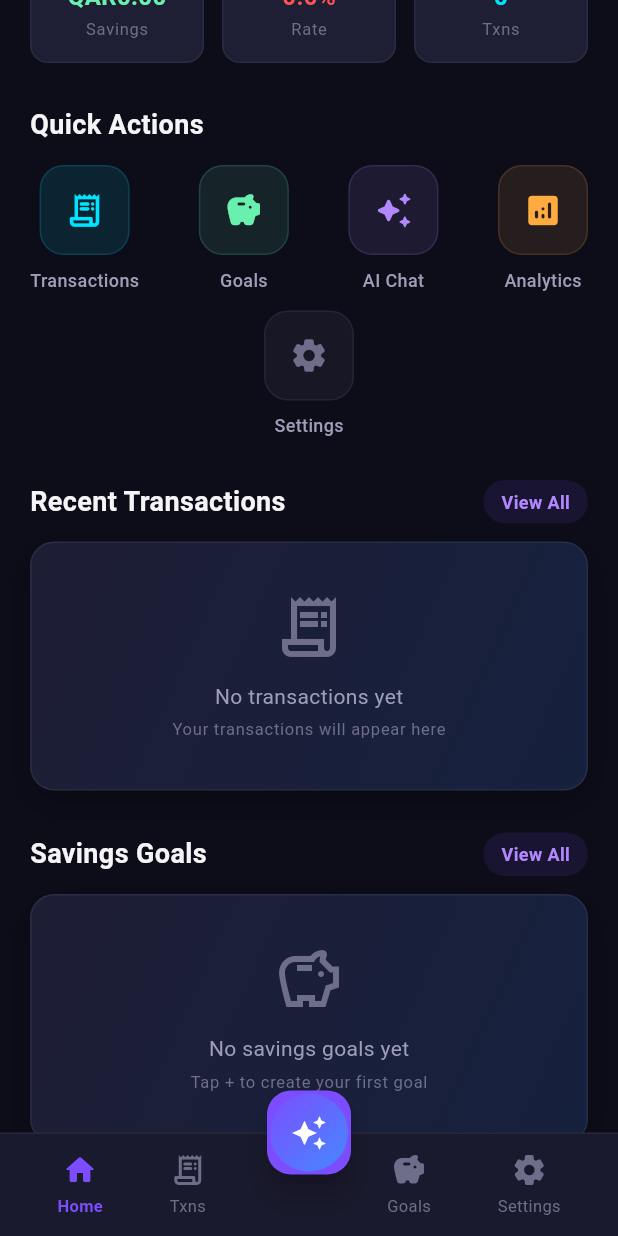
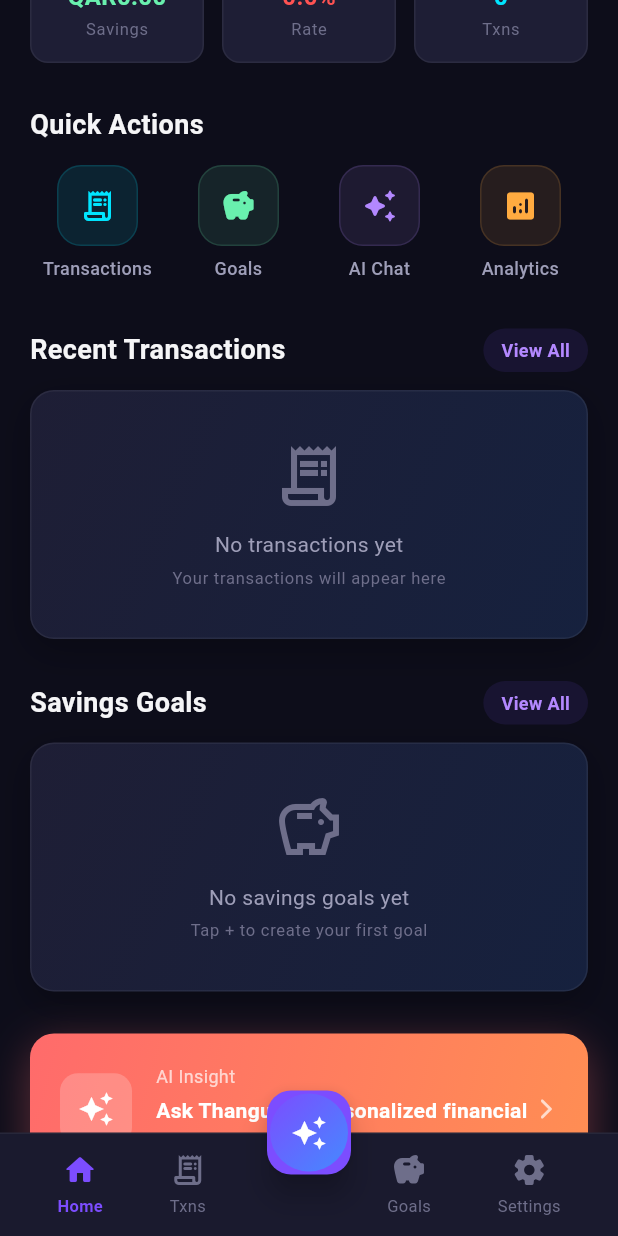
Before and after one commit to henricktomfranco/Thangu, a Flutter app: the screen it shows after launch, scrolled down 576 dp, on a phone screen of 412 x 824 dp. Run offline on Flutter 3.47's test engine with Material 3 defaults, Android fonts, the phone set to English and light mode, and no system bars; our stand-ins replace fl_chart, shared_preferences, sqflite; accounts and stored records are empty.

Commit message:
Enhance mobile UI responsiveness
• FIXED: Responsive balance card with dynamic font sizing
• IMPROVED: Quick actions now responsive on small screens
• ENHANCED: Transaction list layout optimized for mobile
• ADDED: Media queries for screen size adaptations
• FIXED: Bottom navigation layout and keyboard handling
• IMPROVED: Reduced padding and margins for better usability
• ENHANCED: Typography and spacing for mobile readability
• REMOVED: Unused _monthlyBalance field
• ADDED: Screen width detection for dynamic UI elements

```diff
--- a/lib/screens/home_screen.dart
+++ b/lib/screens/home_screen.dart
@@ -26,7 +26,6 @@ class _HomeScreenState extends State<HomeScreen> with TickerProviderStateMixin {
   double _totalBalance = 0; // All-time cumulative balance
   double _monthlyIncome = 0; // Current month income
   double _monthlyExpenses = 0; // Current month expenses
-  double _monthlyBalance = 0; // Current month net (income - expenses)
   bool _isLoading = true;
   int _currentNavIndex = 0;
 
@@ -123,7 +122,6 @@ class _HomeScreenState extends State<HomeScreen> with TickerProviderStateMixin {
         _totalBalance = totalBalance;
         _monthlyIncome = monthlyIncome;
         _monthlyExpenses = monthlyExpenses;
-        _monthlyBalance = monthlyIncome - monthlyExpenses;
         _isLoading = false;
       });
       _fadeController.forward();
@@ -301,7 +299,17 @@ class _HomeScreenState extends State<HomeScreen> with TickerProviderStateMixin {
             ],
           ),
           const SizedBox(height: 16),
-          Text(
+          MediaQuery.of(context).size.width < 360
+              ? Text(
+                  'QAR${_totalBalance.toStringAsFixed(2)}',
+                  style: const TextStyle(
+                    color: Colors.white,
+                    fontSize: 32, // Reduced for small screens
+                    fontWeight: FontWeight.bold,
+                    letterSpacing: -0.5,
+                  ),
+                )
+              : Text(
                   'QAR${_totalBalance.toStringAsFixed(2)}',
                   style: const TextStyle(
                     color: Colors.white,
@@ -455,14 +463,65 @@ class _HomeScreenState extends State<HomeScreen> with TickerProviderStateMixin {
 
   // ─── Quick Actions ─────────────────────────────────────────
   Widget _buildQuickActions() {
+    final screenWidth = MediaQuery.of(context).size.width;
+
     return Column(
       crossAxisAlignment: CrossAxisAlignment.start,
       children: [
         const Text('Quick Actions', style: AppTheme.heading3),
         const SizedBox(height: 14),
+        screenWidth < 380
+            ? Column(
+                children: [
+                  // For small screens, use 2-row layout
                   Row(
                     mainAxisAlignment: MainAxisAlignment.spaceBetween,
                     children: [
+                      _buildActionItem(
+                        Icons.receipt_long_rounded,
+                        'Transactions',
+                        AppTheme.accent,
+                        () => _navigateTo(const TransactionsScreen()),
+                      ),
+                      _buildActionItem(
+                        Icons.savings_rounded,
+                        'Goals',
+                        AppTheme.accentGreen,
+                        () => _navigateTo(const GoalsScreen()),
+                      ),
+                    ],
+                  ),
+                  const SizedBox(height: 12),
+                  Row(
+                    mainAxisAlignment: MainAxisAlignment.spaceBetween,
+                    children: [
+                      _buildActionItem(
+                        Icons.auto_awesome_rounded,
+                        'AI Chat',
+                        AppTheme.primaryLight,
+                        () => _navigateTo(const AiChatScreen()),
+                      ),
+                      _buildActionItem(
+                        Icons.analytics_rounded,
+                        'Analytics',
+                        AppTheme.accentOrange,
+                        () => _navigateTo(const AnalyticsScreen()),
+                      ),
+                    ],
+                  ),
+                  const SizedBox(height: 12),
+                  _buildActionItem(
+                    Icons.settings_rounded,
+                    'Settings',
+                    AppTheme.textTertiary,
+                    () => _navigateTo(const SettingsScreen()),
+                  ),
+                ],
+              )
+            : Row(
+                mainAxisAlignment: MainAxisAlignment.spaceBetween,
+                children: [
+                  // For larger screens, use single row
                   _buildActionItem(
                     Icons.receipt_long_rounded,
                     'Transactions',
@@ -489,44 +548,45 @@ class _HomeScreenState extends State<HomeScreen> with TickerProviderStateMixin {
                   ),
                 ],
               ),
-        const SizedBox(height: 12),
-        Row(
-          mainAxisAlignment: MainAxisAlignment.center,
-          children: [
-            _buildActionItem(
-              Icons.settings_rounded,
-              'Settings',
-              AppTheme.textTertiary,
-              () => _navigateTo(const SettingsScreen()),
-            ),
-          ],
-        ),
+        const SizedBox(height: 4), // Reduced spacing
       ],
     );
   }
 
   Widget _buildActionItem(
       IconData icon, String label, Color color, VoidCallback onTap) {
+    final screenWidth = MediaQuery.of(context).size.width;
+
     return GestureDetector(
       onTap: onTap,
+      child: SizedBox(
+        width: screenWidth < 380 ? 80 : 90, // Fixed width for consistency
         child: Column(
+          mainAxisSize: MainAxisSize.min,
           children: [
             Container(
-            padding: const EdgeInsets.all(16),
+              padding: const EdgeInsets.all(14), // Slightly reduced
               decoration: BoxDecoration(
                 color: color.withOpacity(0.1),
                 borderRadius: BorderRadius.circular(AppTheme.radiusLg),
                 border: Border.all(color: color.withOpacity(0.15)),
               ),
-            child: Icon(icon, color: color, size: 26),
+              child: Icon(icon, color: color, size: 24), // Reduced size
             ),
-          const SizedBox(height: 8),
-          Text(label,
-              style: const TextStyle(
-                  fontSize: 12,
+            const SizedBox(height: 6), // Reduced spacing
+            Text(
+              label,
+              style: TextStyle(
+                fontSize: screenWidth < 360 ? 11 : 12, // Dynamic font size
                 fontWeight: FontWeight.w500,
-                  color: AppTheme.textSecondary)),
+                color: AppTheme.textSecondary,
+              ),
+              maxLines: 1,
+              overflow: TextOverflow.ellipsis,
+              textAlign: TextAlign.center,
+            ),
           ],
+        ),
       ),
     );
   }
@@ -647,6 +707,10 @@ class _HomeScreenState extends State<HomeScreen> with TickerProviderStateMixin {
       {bool isLast = true, bool highlight = false}) {
     final isCredit = txn.type == 'credit';
     final color = AppTheme.getCategoryColor(txn.category);
+    final screenWidth = MediaQuery.of(context).size.width;
+
+    // Get formatted date
+    final dateText = DateFormat('MMM d').format(txn.date);
 
     return Container(
       margin: EdgeInsets.only(bottom: isLast ? 0 : 4),
@@ -659,66 +723,95 @@ class _HomeScreenState extends State<HomeScreen> with TickerProviderStateMixin {
             : null,
       ),
       child: Padding(
-        padding: EdgeInsets.fromLTRB(16, 12, 16, isLast ? 12 : 8),
+        padding:
+            EdgeInsets.fromLTRB(14, 10, 14, isLast ? 10 : 8), // Reduced padding
         child: Column(
           children: [
             Row(
               children: [
                 Container(
-                  width: 42,
-                  height: 42,
+                  width: 38, // Reduced size
+                  height: 38, // Reduced size
                   decoration: BoxDecoration(
                     color: color.withOpacity(0.12),
-                    borderRadius: BorderRadius.circular(12),
+                    borderRadius: BorderRadius.circular(10), // Slightly smaller
                   ),
                   child: Icon(AppTheme.getCategoryIcon(txn.category),
-                      color: color, size: 20),
+                      color: color, size: 18), // Reduced icon
                 ),
-                const SizedBox(width: 14),
+                const SizedBox(width: 12), // Reduced spacing
                 Expanded(
                   child: Column(
                     crossAxisAlignment: CrossAxisAlignment.start,
                     children: [
-                      Text(
+                      Row(
+                        crossAxisAlignment: CrossAxisAlignment.end,
+                        children: [
+                          // Description
+                          Expanded(
+                            child: Text(
                               txn.description.isNotEmpty
                                   ? txn.description
                                   : 'Transaction',
                               style: TextStyle(
-                          color: highlight
-                              ? AppTheme.textPrimary
-                              : AppTheme.textPrimary,
-                          fontSize: 14,
-                          fontWeight:
-                              highlight ? FontWeight.w600 : FontWeight.w600,
+                                fontSize:
+                                    screenWidth < 360 ? 13 : 14, // Responsive
+                                fontWeight: highlight
+                                    ? FontWeight.w600
+                                    : FontWeight.w600,
+                                color: AppTheme.textPrimary,
                               ),
                               maxLines: 1,
                               overflow: TextOverflow.ellipsis,
                             ),
-                      const SizedBox(height: 3),
-                      Text(txn.category,
+                          ),
+                          // Category
+                          Text(
+                            txn.category,
                             style: AppTheme.caption.copyWith(
                               color: highlight
                                   ? AppTheme.textSecondary
                                   : AppTheme.textTertiary,
-                          )),
+                              fontSize: 11, // Smaller
+                              fontWeight: FontWeight.w500,
+                            ),
+                          ),
                         ],
                       ),
+                      const SizedBox(height: 2), // Reduced
+                      // Amount and date
+                      Row(
+                        mainAxisAlignment: MainAxisAlignment.spaceBetween,
+                        children: [
+                          Text(
+                            dateText,
+                            style: TextStyle(
+                              color: AppTheme.textTertiary,
+                              fontSize: 11, // Smaller
                             ),
+                          ),
+                          const SizedBox(width: 8),
                           Text(
                             '${isCredit ? '+' : '-'}QAR${txn.amount.toStringAsFixed(2)}',
                             style: TextStyle(
-                    fontSize: 15,
+                              fontSize:
+                                  screenWidth < 360 ? 13 : 14, // Responsive
                               fontWeight: FontWeight.bold,
-                    color: isCredit
-                        ? (highlight ? AppTheme.income : AppTheme.income)
-                        : (highlight ? AppTheme.expense : AppTheme.expense),
+                              color:
+                                  isCredit ? AppTheme.income : AppTheme.expense,
+                            ),
+                          ),
+                        ],
+                      ),
+                    ],
                   ),
                 ),
               ],
             ),
             if (!isLast)
               Padding(
-                padding: const EdgeInsets.only(top: 12, left: 56),
+                padding:
+                    const EdgeInsets.only(top: 8, left: 54), // Reduced padding
                 child:
                     Divider(height: 1, color: Colors.white.withOpacity(0.05)),
               ),
@@ -876,8 +969,17 @@ class _HomeScreenState extends State<HomeScreen> with TickerProviderStateMixin {
         ),
       ),
       child: SafeArea(
+        top: false,
+        bottom: true,
         child: Padding(
-          padding: const EdgeInsets.symmetric(horizontal: 16, vertical: 8),
+          padding: EdgeInsets.only(
+            bottom: MediaQuery.of(context).viewInsets.bottom > 0
+                ? MediaQuery.of(context).viewInsets.bottom
+                : 8, // Adjust for keyboard
+            top: 8,
+            left: 16,
+            right: 16,
+          ),
           child: Row(
             mainAxisAlignment: MainAxisAlignment.spaceAround,
             children: [
```
Also changed, not shown: lib/services/sms_history_service.dart (+0 -49 lines). Lines whose indentation alone changed are shown as unchanged.
